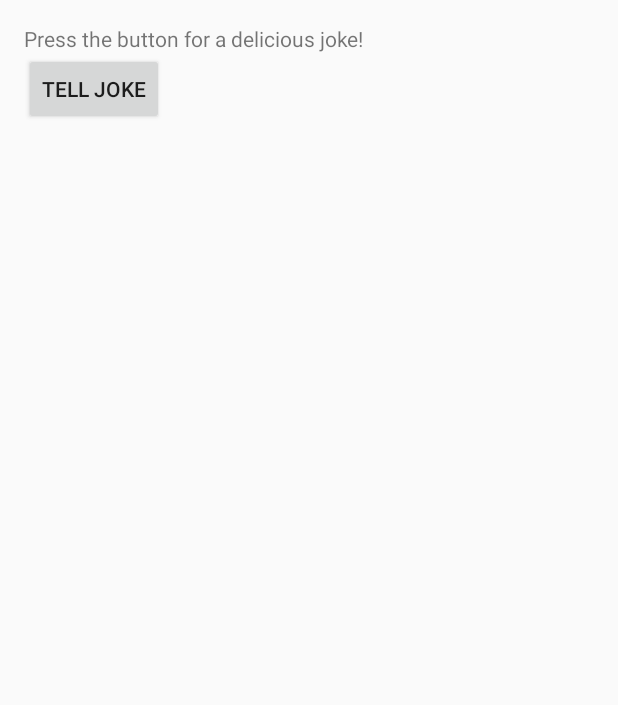
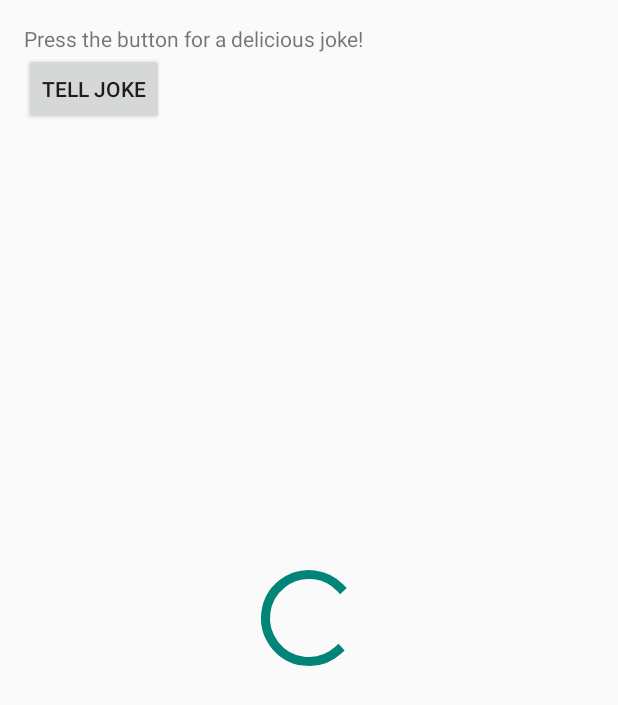
Before and after one commit to iamakshit/jokes-telling-app, an Android app: the layout fragment_main.xml on its own in the app's theme, with its tools: preview values and no code run, on a phone screen of 412 x 824 dp. Shown: the top 705 px of the screen. Run offline under Robolectric (Android 15) with nearby library versions, the phone set to English and light mode, and no system bars.

Commit message:
Show progress bar

```diff
--- a/app/src/main/res/layout/fragment_main.xml
+++ b/app/src/main/res/layout/fragment_main.xml
@@ -21,7 +21,16 @@
         android:text="@string/button_text"
         android:onClick="tellJoke"
 
-        />
+        android:id="@+id/button2" />
+
+    <ProgressBar
+        style="?android:attr/progressBarStyleLarge"
+        android:layout_width="wrap_content"
+        android:layout_height="wrap_content"
+        android:id="@+id/progressBar"
+        android:progressDrawable="@drawable/circular_progress_bar1"
+        android:layout_centerVertical="true"
+        android:layout_centerHorizontal="true" />
 
     <com.google.android.gms.ads.AdView
         android:id="@+id/adView"
```
Also changed, not shown: app/src/main/java/com/udacity/gradle/builditbigger/MainActivity.java (+19 -4 lines).
